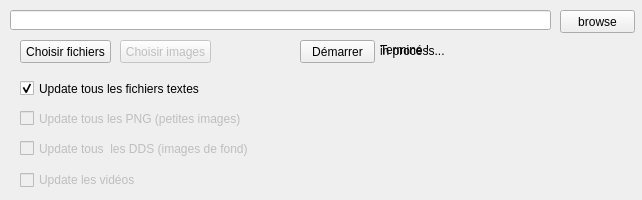
Qt form ihm.ui (silous888/VLR_patchFrAuto) before a commit.
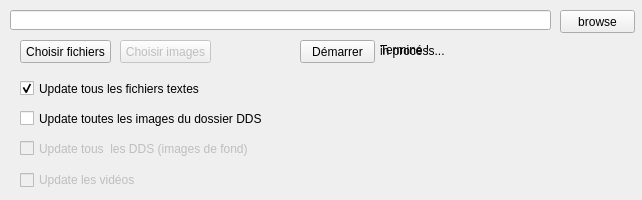
The same form after that commit. Icons and pictures are not drawn. Custom widgets are drawn as their Qt base class.

Commit message: téléchargement des images DDS fonctionnel

Patch:
```diff
--- a/ihm.ui
+++ b/ihm.ui
@@ -149,10 +149,7 @@
      <bool>false</bool>
     </property>
    </widget>
-   <widget class="QCheckBox" name="checkBox_images">
-    <property name="enabled">
-     <bool>false</bool>
-    </property>
+   <widget class="QCheckBox" name="checkBox_imagesDDS">
     <property name="geometry">
      <rect>
       <x>20</x>
@@ -162,7 +159,7 @@
      </rect>
     </property>
     <property name="text">
-     <string>Update tous les PNG (petites images)</string>
+     <string>Update toutes les images du dossier DDS</string>
     </property>
    </widget>
    <widget class="QCheckBox" name="checkBox_imagesDDS">
```
Left out of the diff: 4 changed lines with no effect on the pictures. The commit also changes 7 other files.
